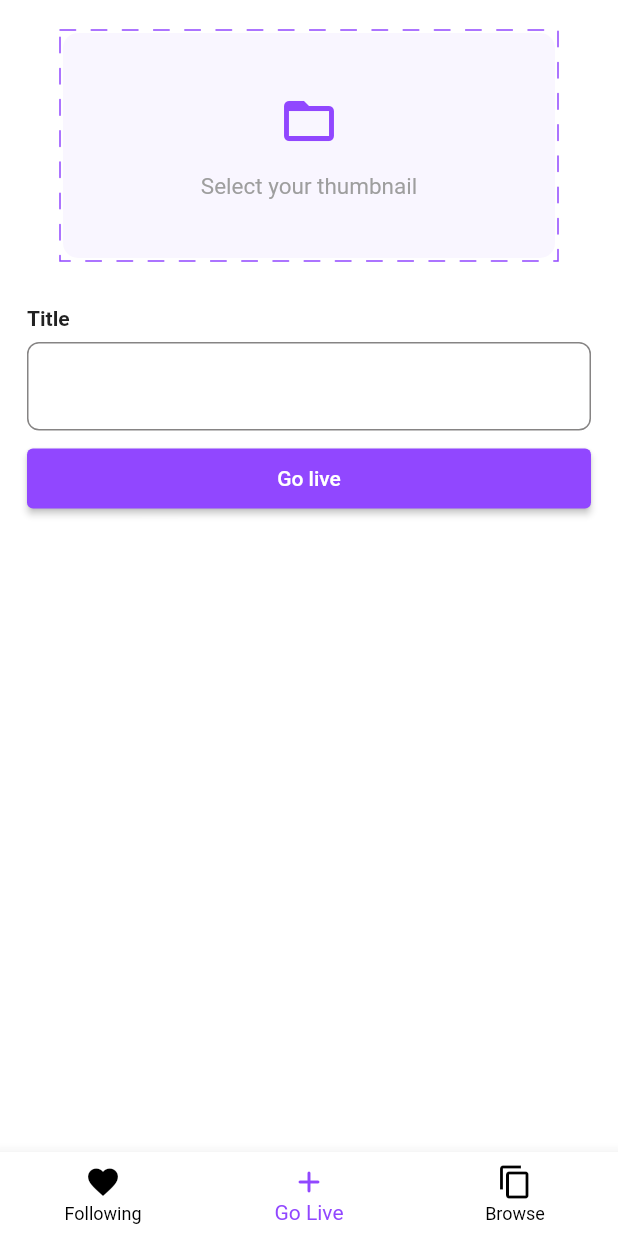
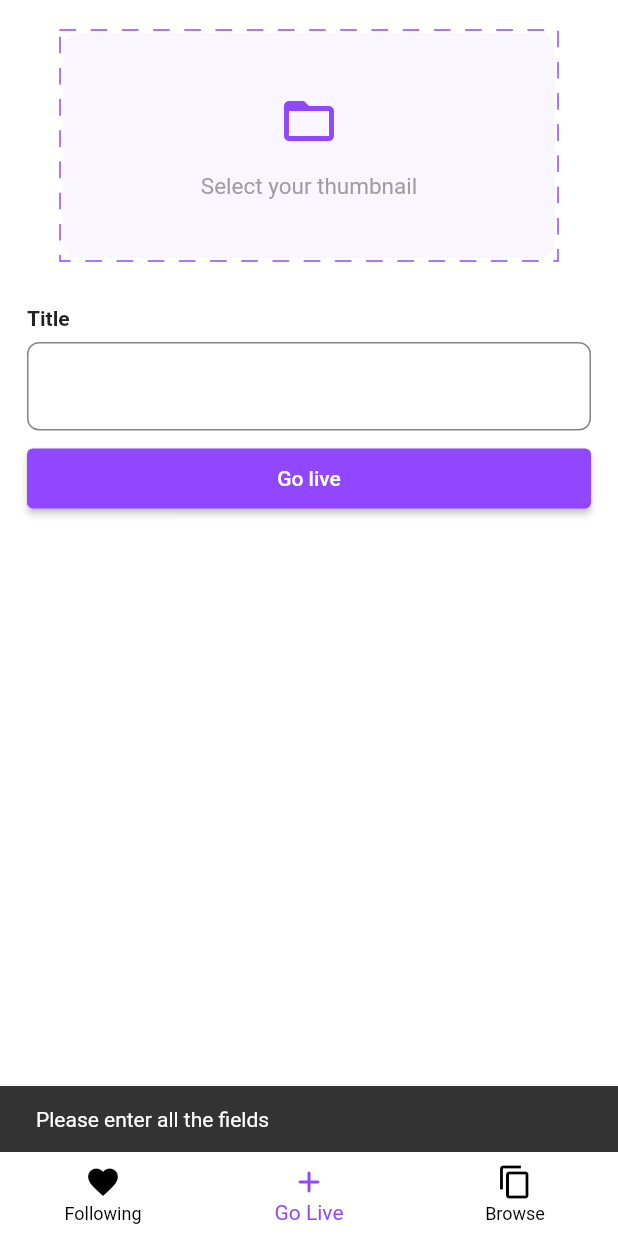
Before and after one commit to yarachidiac/live_streaming, a Flutter app: the HomeScreen screen opened by its route, item 2 of the bottom bar chosen, after a tap on "Go live", on a phone screen of 412 x 824 dp. Run offline on Flutter 3.47's test engine with Material 2 defaults, Android fonts, the phone set to English and light mode, and no system bars; drawn by our look-alikes of dotted_border; our stand-ins replace cloud_firestore, file_picker, firebase_auth, firebase_core, firebase_storage; accounts and stored records are empty.

Commit message:
startLive

```diff
--- a/lib/resources/firestore_methods.dart
+++ b/lib/resources/firestore_methods.dart
@@ -1,9 +1,70 @@
+import 'dart:typed_data';
+
 import 'package:cloud_firestore/cloud_firestore.dart';
+import 'package:flutter/material.dart';
+import 'package:project_live_streaming/providers/user_provider.dart';
 import 'package:project_live_streaming/resources/storage_methods.dart';
+import 'package:provider/provider.dart';
+
+import '../models/livestream.dart';
+import '../utils/utils.dart';
+
 
 
 class FirestoreMethods{
   final FirebaseFirestore _firestore = FirebaseFirestore.instance;
   final StorageMehtods _storageMethods = StorageMehtods();
 
+  Future<String> startLiveStream(BuildContext context, String title, Uint8List? image) async{
+    final user = Provider.of<UserProvider>(context, listen: false);
+    String channelId = '';
+    try{
+      if(title.isNotEmpty && image != null){
+        if(!((await _firestore.collection('livestream').doc('${user.user.uid}${user.user.username}').get()).exists)){
+
+          String thumbnailUrl = await _storageMethods.uploadImageStorage('livestream-thumbnails', image, user.user.uid);
+
+          //channelId = uidusername
+          channelId = '${user.user.uid}${user.user.username}';
+
+          LiveStream liveStream = LiveStream(title: title, image: thumbnailUrl, uid: user.user.uid, username: user.user.username, startedAt: DateTime.now(), viewers: 0, channelId: channelId);
+
+          _firestore.collection('livestream').doc(channelId).set(liveStream.toMap());
+        }else{
+          showSnackBar(context, 'Two Livestreams cannot start at the same time.');
+        }
+      }else{
+        showSnackBar(context, 'Please enter all the fields');
+      }
+
+    } on FirebaseException catch(e){
+      showSnackBar(context, e.message!);
+    }
+    return channelId;
+  }
+
+
+  Future<void> endLiveStream(String channelId) async{
+    try{
+      QuerySnapshot snap =await _firestore
+          .collection('livestream')
+          .doc(channelId)
+          .collection('comments')
+          .get();
+      for(int i = 0; i<snap.docs.length; i++){
+        await _firestore
+            .collection('livestream')
+            .doc(channelId)
+            .collection('comments')
+            .doc(
+          ((snap.docs[i].data()! as dynamic)['commentId']),
+        )
+            .delete();
+      }
+      await _firestore.collection('livestream').doc(channelId).delete();
+    }catch(e){
+      debugPrint(e.toString());
+    }
+    }
+
 }
--- a/lib/screens/go_live_screen.dart
+++ b/lib/screens/go_live_screen.dart
@@ -8,6 +8,7 @@ import 'package:project_live_streaming/widgets/custom_button.dart';
 import 'package:project_live_streaming/widgets/custom_textfield.dart';
 
 import '../utils/colors.dart';
+import 'broadcast_screen.dart';
 
 class GoLiveScreen extends StatefulWidget {
   const GoLiveScreen({Key? key}) : super(key: key);
@@ -27,6 +28,18 @@ class _GoLiveScreenState extends State<GoLiveScreen> {
   }
 
   Uint8List? image;
+
+  goLiveStream() async{
+    String channelId = await _firestoreMethods.startLiveStream(context, _titleController.text, image);
+    if(channelId.isNotEmpty){
+      showSnackBar(context, 'Livestream has started successfully');
+      Navigator.of(context).push(MaterialPageRoute(
+          builder: (context) => const BroadcastScreen(
+
+          ),
+          ),);
+    }
+    }
 
   @override
   Widget build(BuildContext context) {
@@ -111,7 +124,7 @@ class _GoLiveScreenState extends State<GoLiveScreen> {
 
               Padding(
                 padding: const EdgeInsets.only(bottom: 10.0),
-                child: CustomButton(onTap: () {}, text: 'Go live'),
+                child: CustomButton(onTap: goLiveStream, text: 'Go live'),
               )
             ],
           ),
```
Also changed, not shown: pubspec.yaml (+4 -4 lines), pubspec.lock, 3 other files.
